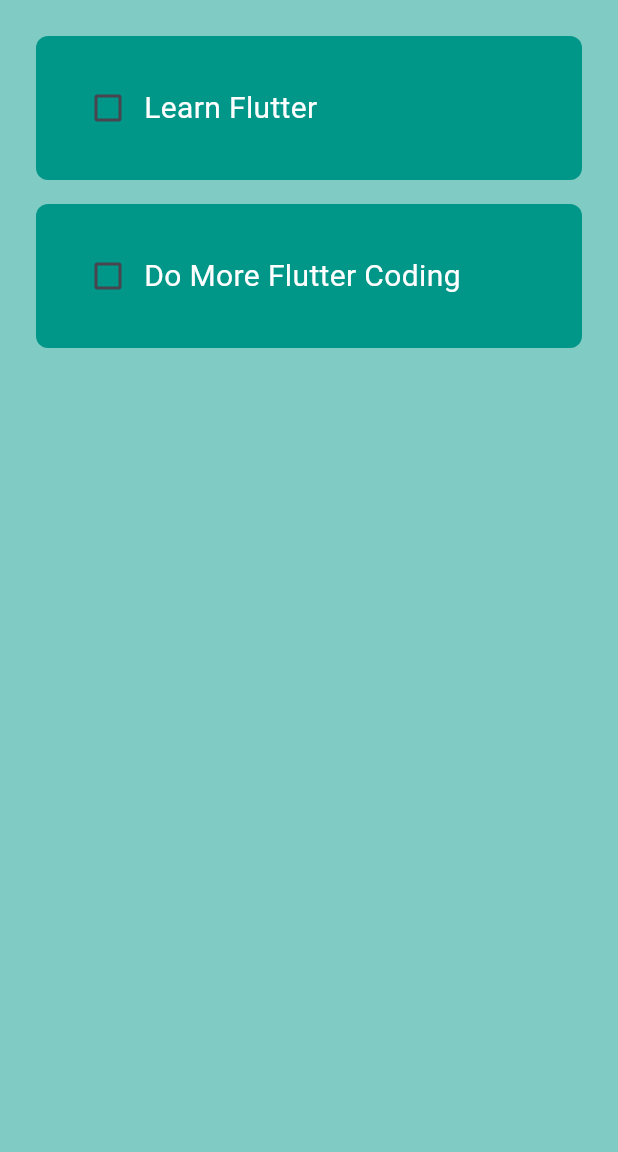
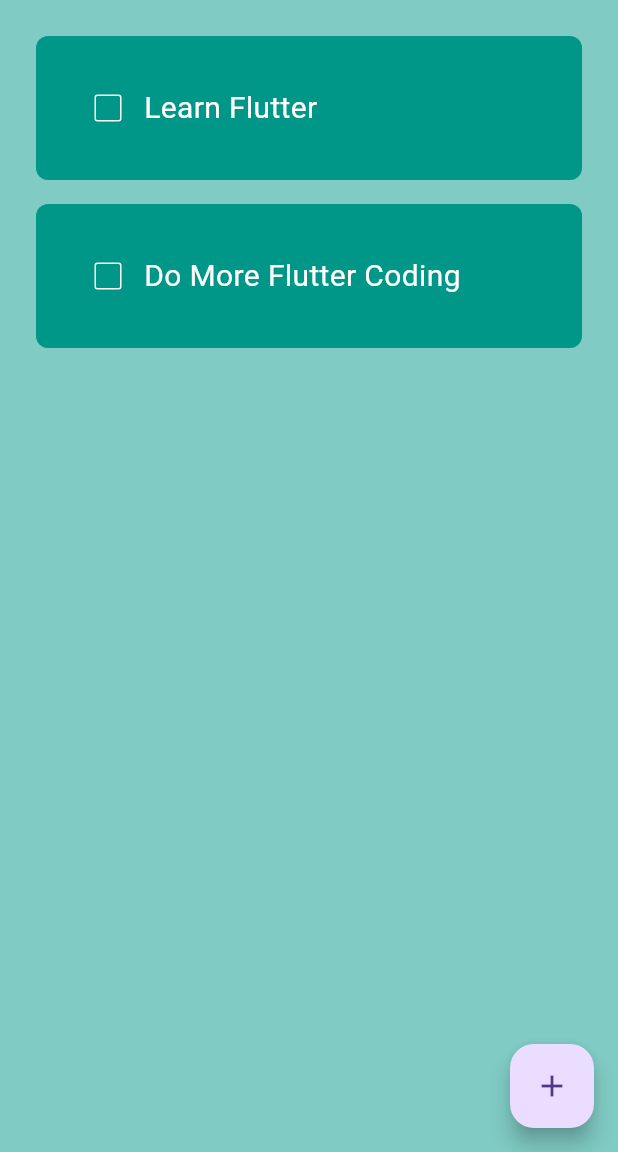
Before and after one commit to PrinceNarteh/todo-app, a Flutter app: the screen it shows after launch, on a phone screen of 412 x 824 dp, the part 84-1236 px from its top. Run offline on Flutter 3.47's test engine with Material 3 defaults, Android fonts, the phone set to English and light mode, and no system bars.

Commit message:
feat: add floating action button

```diff
--- a/lib/screens/home_screen.dart
+++ b/lib/screens/home_screen.dart
@@ -23,6 +23,16 @@ class _HomeScreenState extends State<HomeScreen> {
     });
   }
 
+  // create a new Task
+  void createNewTask() {
+    showDialog(
+      context: context,
+      builder: (context) {
+        return AlertDialog();
+      },
+    );
+  }
+
   @override
   Widget build(BuildContext context) {
     return Scaffold(
@@ -46,6 +56,10 @@ class _HomeScreenState extends State<HomeScreen> {
           );
         },
       ),
+      floatingActionButton: FloatingActionButton(
+        onPressed: createNewTask,
+        child: const Icon(Icons.add),
+      ),
     );
   }
 }
--- a/lib/widgets/todo_tile.dart
+++ b/lib/widgets/todo_tile.dart
@@ -30,10 +30,18 @@ class ToDoTile extends StatelessWidget {
             Checkbox(
               value: taskCompleted,
               onChanged: onChanged,
+              checkColor: Colors.white,
+              side: const BorderSide(color: Colors.white),
             ),
             Text(
               taskName,
-              style: const TextStyle(color: Colors.white, fontSize: 20),
+              style: TextStyle(
+                color: Colors.white,
+                fontSize: 20,
+                decoration: taskCompleted
+                    ? TextDecoration.lineThrough
+                    : TextDecoration.none,
+              ),
             ),
           ],
         ),
```
